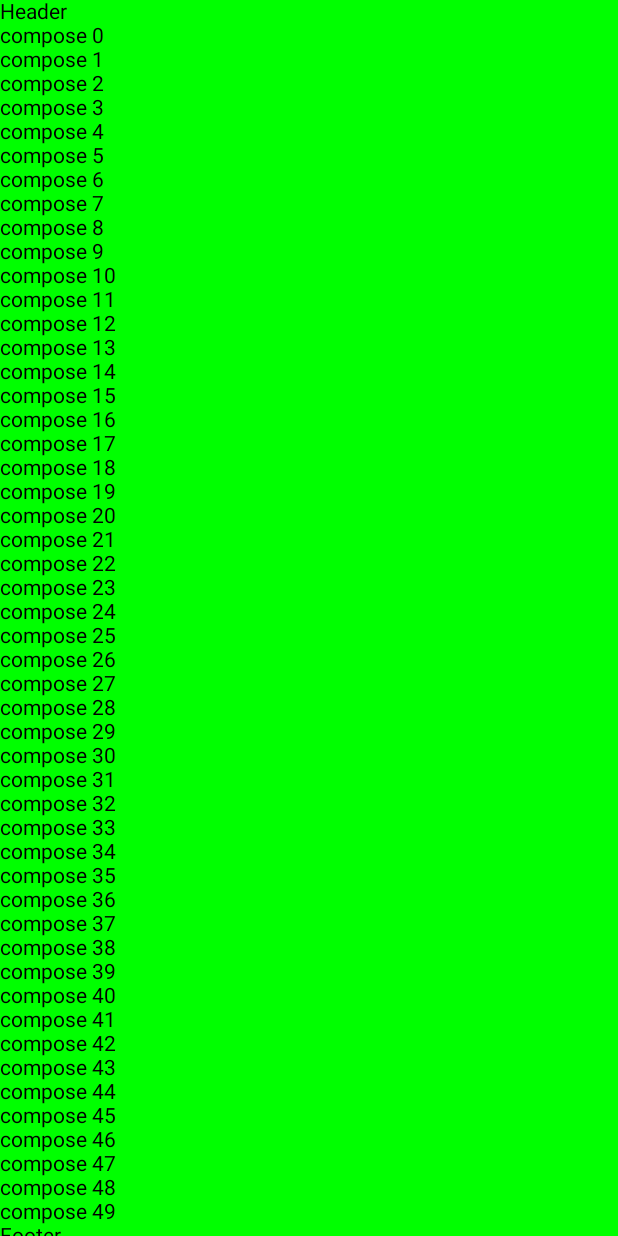
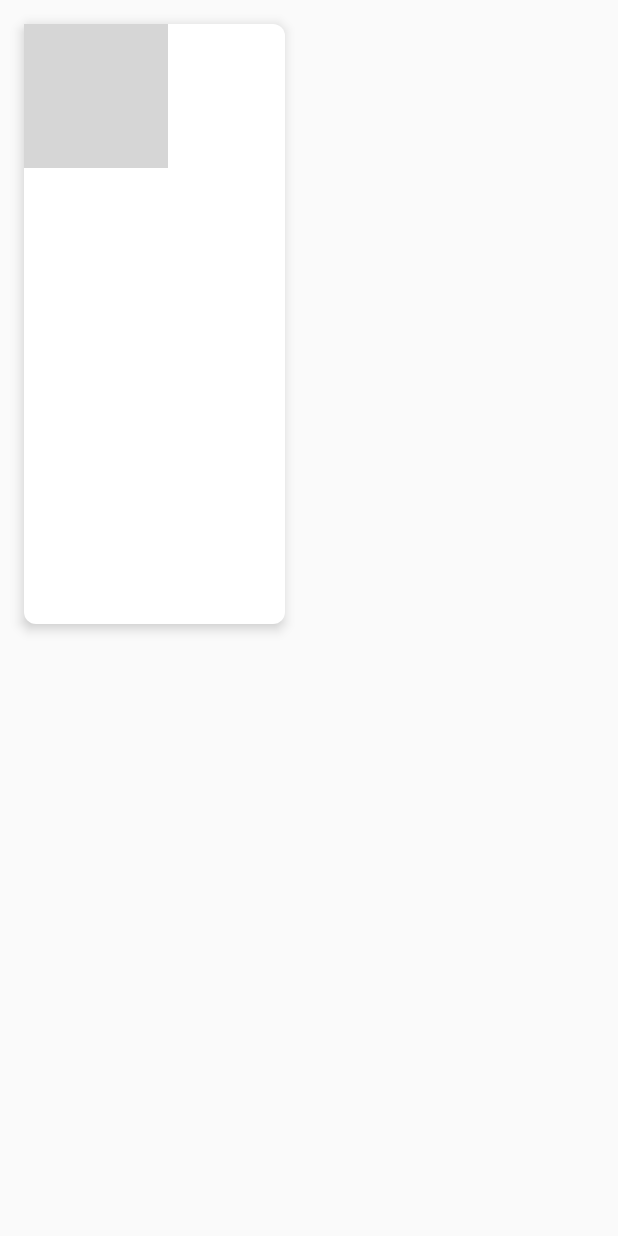
Before and after one commit to Roise/compose_study, an Android app built with Jetpack Compose: the screen it shows after launch (MainActivity), on a phone screen of 412 x 824 dp. Run offline under Robolectric (Android 15) with nearby library versions, the phone set to English and light mode, and no system bars; grey boxes are pictures that could not be loaded.

Commit message:
cardview click event

```diff
--- a/app/src/main/java/com/example/composemc/MainActivity.kt
+++ b/app/src/main/java/com/example/composemc/MainActivity.kt
@@ -3,40 +3,96 @@ package com.example.composemc
 import android.os.Bundle
 import androidx.activity.ComponentActivity
 import androidx.activity.compose.setContent
+import androidx.compose.foundation.Image
 import androidx.compose.foundation.background
-import androidx.compose.foundation.layout.Box
-import androidx.compose.foundation.layout.Column
-import androidx.compose.foundation.layout.fillMaxSize
-import androidx.compose.foundation.layout.fillMaxWidth
+import androidx.compose.foundation.layout.*
 import androidx.compose.foundation.lazy.LazyColumn
 import androidx.compose.foundation.rememberScrollState
+import androidx.compose.foundation.shape.RoundedCornerShape
 import androidx.compose.foundation.verticalScroll
-import androidx.compose.material.MaterialTheme
-import androidx.compose.material.Surface
-import androidx.compose.material.Text
+import androidx.compose.material.*
+import androidx.compose.material.icons.Icons
+import androidx.compose.material.icons.filled.Favorite
+import androidx.compose.material.icons.filled.FavoriteBorder
 import androidx.compose.runtime.Composable
+import androidx.compose.runtime.mutableStateOf
+import androidx.compose.runtime.remember
+import androidx.compose.runtime.getValue
+import androidx.compose.runtime.saveable.rememberSaveable
+import androidx.compose.runtime.setValue
+import androidx.compose.ui.Alignment
 import androidx.compose.ui.Modifier
 import androidx.compose.ui.graphics.Color
+import androidx.compose.ui.layout.ContentScale
+import androidx.compose.ui.res.painterResource
 import androidx.compose.ui.tooling.preview.Preview
+import androidx.compose.ui.unit.dp
 import com.example.composemc.ui.theme.ComposeMcTheme
 
 class MainActivity : ComponentActivity() {
     override fun onCreate(savedInstanceState: Bundle?) {
         super.onCreate(savedInstanceState)
         setContent {
-            LazyColumn(modifier = Modifier
-                .background(color = Color.Green)
-                .fillMaxWidth()) {
-                item{
-                    Text(text = "Header")
-                }
-               items(50) {
-                    index -> Text(text = "compose $index")
-               }
-                item{
-                    Text(text = "Footer")
-                }
+//            initExScrollView()
+            initExCardView(modifier = Modifier
+                .fillMaxWidth(0.5f)
+                .padding(16.dp),)
+        }
+    }
+}
+
+@Composable
+fun initExCardView(
+    modifier: Modifier
+) {
+    // 화면 돌려도 저장, 값 보존 가능 (remember -> rememberSaveable)
+    var isFavorite by rememberSaveable {
+        mutableStateOf(false)
+    }
+
+    Card(
+        modifier = modifier,
+        shape = RoundedCornerShape(8.dp),
+        elevation = 5.dp
+    ) {
+        Box(modifier = Modifier.height(400.dp)) {
+            Image(
+                painter = painterResource(id = R.drawable.car), contentDescription = "poster",
+                contentScale = ContentScale.Crop
+            )
+        }
+        Box(
+            modifier = Modifier.fillMaxWidth(),
+            contentAlignment = Alignment.TopEnd
+        ) {
+            IconButton(onClick = {
+                isFavorite = !isFavorite
+            }) {
+                Icon(
+                    imageVector = if(isFavorite) Icons.Default.Favorite else Icons.Default.FavoriteBorder,
+                    contentDescription = "favorite",
+                    tint = Color.White
+                )
             }
+        }
+    }
+}
+
+@Composable
+fun initExScrollView() {
+    LazyColumn(
+        modifier = Modifier
+            .background(color = Color.Green)
+            .fillMaxWidth()
+    ) {
+        item {
+            Text(text = "Header")
+        }
+        items(50) { index ->
+            Text(text = "compose $index")
+        }
+        item {
+            Text(text = "Footer")
         }
     }
 }
```
Also changed, not shown: 1 other file.
